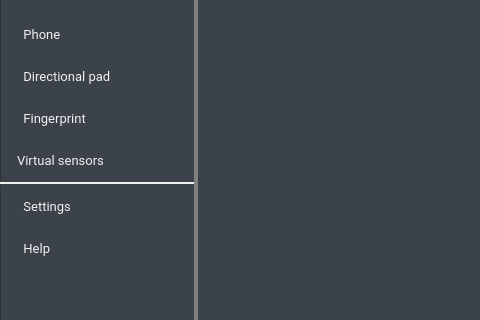
Old version of the form android/skin/qt/extended.ui in the repository aosp-mirror/platform_external_qemu; both pictures show x 0 to 480 and y 125 to 445 of the 820 by 600 pixel window.
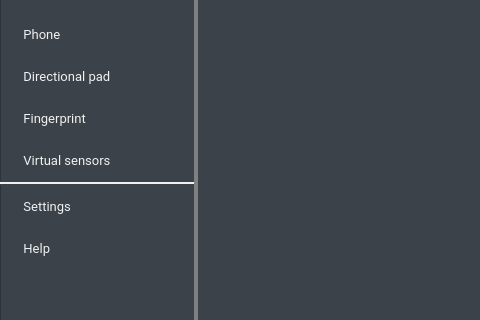
New version of the form. Icons and pictures are not drawn. Custom widgets are drawn as their Qt base class.

Commit message: [UI] Align "Virtual Sensors" button with others.

```diff
--- a/android/skin/qt/extended.ui
+++ b/android/skin/qt/extended.ui
@@ -808,7 +808,7 @@
     <string notr="true">text-align: left; padding: 0px 0px 0px 16px;</string>
    </property>
    <property name="text">
-    <string>Virtual sensors</string>
+    <string>  Virtual sensors</string>
    </property>
    <property name="icon">
     <iconset resource="resources.qrc">
```
